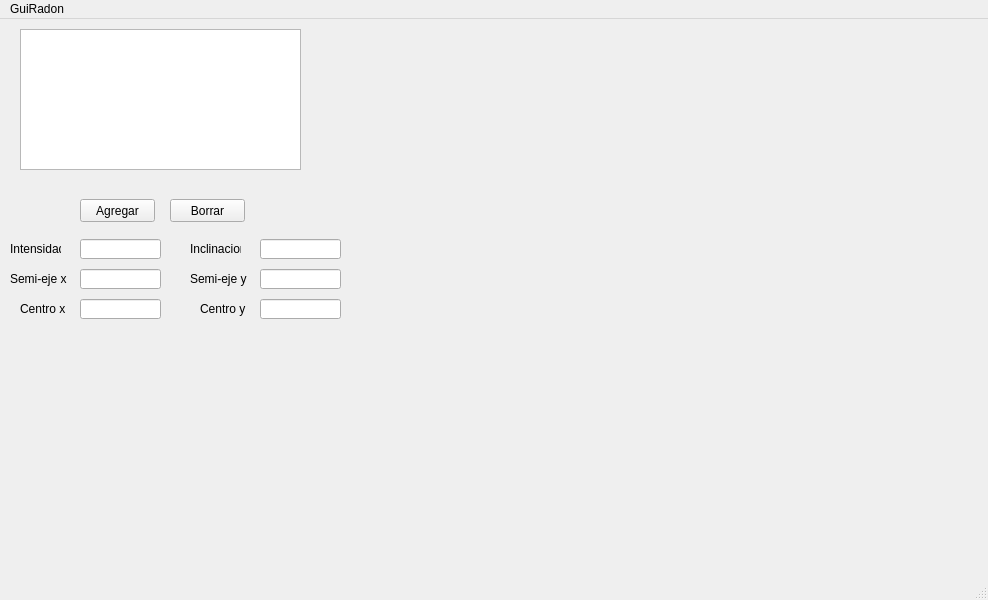
First picture: the form in TP8 - Tomografia/gui_radon/gui_radon.ui, repository newtonis/22.31-Image-Processing, before the edit.
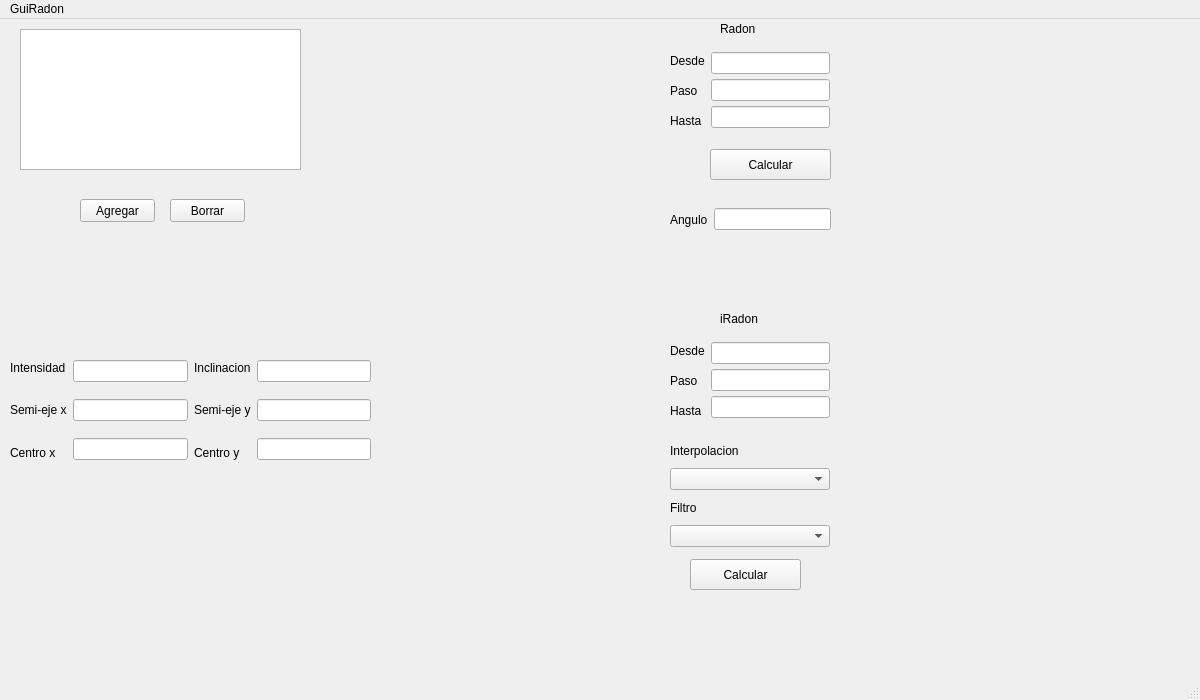
Second picture: the form after the edit.

Commit message: gui andando, aunque no usa: angulo en radon y el paso en realidad es la cantidad de puntos

Patch:
```diff
--- a/TP8 - Tomografia/gui_radon/gui_radon.ui
+++ b/TP8 - Tomografia/gui_radon/gui_radon.ui
@@ -6,14 +6,14 @@
    <rect>
     <x>0</x>
     <y>0</y>
-    <width>988</width>
-    <height>600</height>
+    <width>1200</width>
+    <height>700</height>
    </rect>
   </property>
   <property name="maximumSize">
    <size>
-    <width>988</width>
-    <height>600</height>
+    <width>1200</width>
+    <height>700</height>
    </size>
   </property>
   <property name="windowTitle">
@@ -46,84 +46,6 @@
      <string>Agregar</string>
     </property>
    </widget>
-   <widget class="QLabel" name="label">
-    <property name="geometry">
-     <rect>
-      <x>10</x>
-      <y>220</y>
-      <width>51</width>
-      <height>20</height>
-     </rect>
-    </property>
-    <property name="text">
-     <string>Intensidad</string>
-    </property>
-   </widget>
-   <widget class="QLabel" name="label_2">
-    <property name="geometry">
-     <rect>
-      <x>10</x>
-      <y>250</y>
-      <width>61</width>
-      <height>20</height>
-     </rect>
-    </property>
-    <property name="text">
-     <string>Semi-eje x</string>
-    </property>
-   </widget>
-   <widget class="QLabel" name="label_3">
-    <property name="geometry">
-     <rect>
-      <x>20</x>
-      <y>280</y>
-      <width>51</width>
-      <height>20</height>
-     </rect>
-    </property>
-    <property name="text">
-     <string>Centro x</string>
-    </property>
-   </widget>
-   <widget class="QLabel" name="label_4">
-    <property name="geometry">
-     <rect>
-      <x>200</x>
-      <y>280</y>
-      <width>51</width>
-      <height>20</height>
-     </rect>
-    </property>
-    <property name="text">
-     <string>Centro y</string>
-    </property>
-   </widget>
-   <widget class="QLabel" name="label_5">
-    <property name="geometry">
-     <rect>
-      <x>190</x>
-      <y>220</y>
-      <width>51</width>
-      <height>20</height>
-     </rect>
-    </property>
-    <property name="text">
-     <string>Inclinacion</string>
-    </property>
-   </widget>
-   <widget class="QLabel" name="label_6">
-    <property name="geometry">
-     <rect>
-      <x>190</x>
-      <y>250</y>
-      <width>61</width>
-      <height>20</height>
-     </rect>
-    </property>
-    <property name="text">
-     <string>Semi-eje y</string>
-    </property>
-   </widget>
    <widget class="QTextEdit" name="textEditParametersChart">
     <property name="geometry">
      <rect>
@@ -134,65 +56,317 @@
      </rect>
     </property>
    </widget>
-   <widget class="QLineEdit" name="lineEditIntensidad">
+   <widget class="QPushButton" name="pushButtonRadonCalcular">
     <property name="geometry">
      <rect>
-      <x>80</x>
-      <y>220</y>
-      <width>81</width>
-      <height>20</height>
+      <x>710</x>
+      <y>130</y>
+      <width>121</width>
+      <height>31</height>
      </rect>
     </property>
+    <property name="text">
+     <string>Calcular</string>
+    </property>
    </widget>
-   <widget class="QLineEdit" name="lineEditSemiEjeX">
+   <widget class="QPushButton" name="pushButtoniRadonCalcular">
     <property name="geometry">
      <rect>
-      <x>80</x>
-      <y>250</y>
-      <width>81</width>
-      <height>20</height>
+      <x>690</x>
+      <y>540</y>
+      <width>111</width>
+      <height>31</height>
      </rect>
     </property>
+    <property name="text">
+     <string>Calcular</string>
+    </property>
    </widget>
-   <widget class="QLineEdit" name="lineEditCentroX">
+   <widget class="QWidget" name="verticalLayoutWidget_3">
     <property name="geometry">
      <rect>
-      <x>80</x>
-      <y>280</y>
-      <width>81</width>
-      <height>20</height>
+      <x>670</x>
+      <y>420</y>
+      <width>160</width>
+      <height>108</height>
      </rect>
     </property>
+    <layout class="QVBoxLayout" name="verticalLayout_3">
+     <item>
+      <widget class="QLabel" name="label_7">
+       <property name="text">
+        <string>Interpolacion</string>
+       </property>
+      </widget>
+     </item>
+     <item>
+      <widget class="QComboBox" name="comboBox"/>
+     </item>
+     <item>
+      <widget class="QLabel" name="label_8">
+       <property name="text">
+        <string>Filtro</string>
+       </property>
+      </widget>
+     </item>
+     <item>
+      <widget class="QComboBox" name="comboBox_2"/>
+     </item>
+    </layout>
    </widget>
-   <widget class="QLineEdit" name="lineEditInclinacion">
+   <widget class="QWidget" name="horizontalLayoutWidget">
     <property name="geometry">
      <rect>
-      <x>260</x>
-      <y>220</y>
-      <width>81</width>
-      <height>20</height>
+      <x>10</x>
+      <y>330</y>
+      <width>361</width>
+      <height>122</height>
      </rect>
     </property>
+    <layout class="QHBoxLayout" name="horizontalLayout">
+     <item>
+      <layout class="QVBoxLayout" name="verticalLayout_5">
+       <item>
+        <widget class="QLabel" name="label">
+         <property name="text">
+          <string>Intensidad</string>
+         </property>
+        </widget>
+       </item>
+       <item>
+        <widget class="QLabel" name="label_2">
+         <property name="text">
+          <string>Semi-eje x</string>
+         </property>
+        </widget>
+       </item>
+       <item>
+        <widget class="QLabel" name="label_3">
+         <property name="text">
+          <string>Centro x</string>
+         </property>
+        </widget>
+       </item>
+      </layout>
+     </item>
+     <item>
+      <layout class="QVBoxLayout" name="verticalLayout_4">
+       <item>
+        <widget class="QLineEdit" name="lineEditIntensidad"/>
+       </item>
+       <item>
+        <widget class="QLineEdit" name="lineEditSemiEjeX"/>
+       </item>
+       <item>
+        <widget class="QLineEdit" name="lineEditCentroX"/>
+       </item>
+      </layout>
+     </item>
+     <item>
+      <layout class="QVBoxLayout" name="verticalLayout_2">
+       <item>
+        <widget class="QLabel" name="label_5">
+         <property name="text">
+          <string>Inclinacion</string>
+         </property>
+        </widget>
+       </item>
+       <item>
+        <widget class="QLabel" name="label_6">
+         <property name="text">
+          <string>Semi-eje y</string>
+         </property>
+        </widget>
+       </item>
+       <item>
+        <widget class="QLabel" name="label_4">
+         <property name="text">
+          <string>Centro y</string>
+         </property>
+        </widget>
+       </item>
+      </layout>
+     </item>
+     <item>
+      <layout class="QVBoxLayout" name="verticalLayout">
+       <item>
+        <widget class="QLineEdit" name="lineEditInclinacion"/>
+       </item>
+       <item>
+        <widget class="QLineEdit" name="lineEditSemiEjeY"/>
+       </item>
+       <item>
+        <widget class="QLineEdit" name="lineEditCentroY"/>
+       </item>
+      </layout>
+     </item>
+    </layout>
    </widget>
-   <widget class="QLineEdit" name="lineEditSemiEjeY">
+   <widget class="QWidget" name="horizontalLayoutWidget_2">
     <property name="geometry">
      <rect>
-      <x>260</x>
-      <y>250</y>
-      <width>81</width>
-      <height>20</height>
+      <x>670</x>
+      <y>30</y>
+      <width>160</width>
+      <height>84</height>
      </rect>
     </property>
+    <layout class="QHBoxLayout" name="horizontalLayout_2">
+     <item>
+      <layout class="QVBoxLayout" name="verticalLayout_6">
+       <item>
+        <widget class="QLabel" name="label_9">
+         <property name="text">
+          <string>Desde</string>
+         </property>
+        </widget>
+       </item>
+       <item>
+        <widget class="QLabel" name="label_10">
+         <property name="text">
+          <string>Paso</string>
+         </property>
+        </widget>
+       </item>
+       <item>
+        <widget class="QLabel" name="label_11">
+         <property name="text">
+          <string>Hasta</string>
+         </property>
+        </widget>
+       </item>
+      </layout>
+     </item>
+     <item>
+      <layout class="QGridLayout" name="gridLayout_2">
+       <property name="bottomMargin">
+        <number>2</number>
+       </property>
+       <property name="horizontalSpacing">
+        <number>6</number>
+       </property>
+       <property name="verticalSpacing">
+        <number>2</number>
+       </property>
+       <item row="0" column="0">
+        <widget class="QLineEdit" name="lineEditRadonDesde"/>
+       </item>
+       <item row="1" column="0">
+        <widget class="QLineEdit" name="lineEditRadonPaso"/>
+       </item>
+       <item row="2" column="0">
+        <widget class="QLineEdit" name="lineEditRadonHasta"/>
+       </item>
+      </layout>
+     </item>
+    </layout>
    </widget>
-   <widget class="QLineEdit" name="lineEditCentroY">
+   <widget class="QWidget" name="horizontalLayoutWidget_3">
     <property name="geometry">
      <rect>
-      <x>260</x>
-      <y>280</y>
-      <width>81</width>
-      <height>20</height>
+      <x>670</x>
+      <y>180</y>
+      <width>161</width>
+      <height>41</height>
      </rect>
     </property>
+    <layout class="QHBoxLayout" name="horizontalLayout_3">
+     <item>
+      <widget class="QLabel" name="label_12">
+       <property name="text">
+        <string>Angulo</string>
+       </property>
+      </widget>
+     </item>
+     <item>
+      <widget class="QLineEdit" name="lineEditRadonAngulo"/>
+     </item>
+    </layout>
+   </widget>
+   <widget class="QLabel" name="label_16">
+    <property name="geometry">
+     <rect>
+      <x>720</x>
+      <y>0</y>
+      <width>68</width>
+      <height>19</height>
+     </rect>
+    </property>
+    <property name="text">
+     <string>Radon</string>
+    </property>
+   </widget>
+   <widget class="QLabel" name="label_17">
+    <property name="geometry">
+     <rect>
+      <x>720</x>
+      <y>290</y>
+      <width>68</width>
+      <height>19</height>
+     </rect>
+    </property>
+    <property name="text">
+     <string>iRadon</string>
+    </property>
+   </widget>
+   <widget class="QWidget" name="horizontalLayoutWidget_4">
+    <property name="geometry">
+     <rect>
+      <x>670</x>
+      <y>320</y>
+      <width>160</width>
+      <height>84</height>
+     </rect>
+    </property>
+    <layout class="QHBoxLayout" name="horizontalLayout_4">
+     <item>
+      <layout class="QVBoxLayout" name="verticalLayout_7">
+       <item>
+        <widget class="QLabel" name="label_13">
+         <property name="text">
+          <string>Desde</string>
+         </property>
+        </widget>
+       </item>
+       <item>
+        <widget class="QLabel" name="label_14">
+         <property name="text">
+          <string>Paso</string>
+         </property>
+        </widget>
+       </item>
+       <item>
+        <widget class="QLabel" name="label_15">
+         <property name="text">
+          <string>Hasta</string>
+         </property>
+        </widget>
+       </item>
+      </layout>
+     </item>
+     <item>
+      <layout class="QGridLayout" name="gridLayout_3">
+       <property name="bottomMargin">
+        <number>2</number>
+       </property>
+       <property name="horizontalSpacing">
+        <number>6</number>
+       </property>
+       <property name="verticalSpacing">
+        <number>2</number>
+       </property>
+       <item row="0" column="0">
+        <widget class="QLineEdit" name="lineEditiRadonDesde"/>
+       </item>
+       <item row="1" column="0">
+        <widget class="QLineEdit" name="lineEditiRadonPaso"/>
+       </item>
+       <item row="2" column="0">
+        <widget class="QLineEdit" name="lineEditiRadonHasta"/>
+       </item>
+      </layout>
+     </item>
+    </layout>
    </widget>
   </widget>
   <widget class="QMenuBar" name="menubar">
@@ -200,8 +374,8 @@
     <rect>
      <x>0</x>
      <y>0</y>
-     <width>988</width>
-     <height>22</height>
+     <width>1200</width>
+     <height>21</height>
     </rect>
    </property>
    <widget class="QMenu" name="menuGuiRadon">
```
The commit also changes 3 other files.
